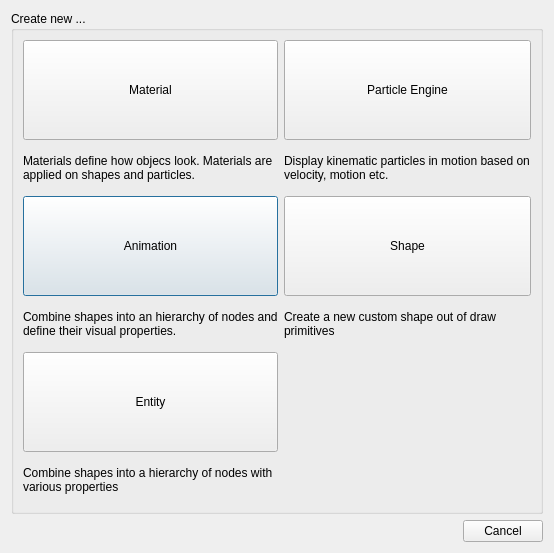
The window that editor/gui/dlgnew.ui (ensisoft/detonator) describes before a commit, drawn with Qt 5.
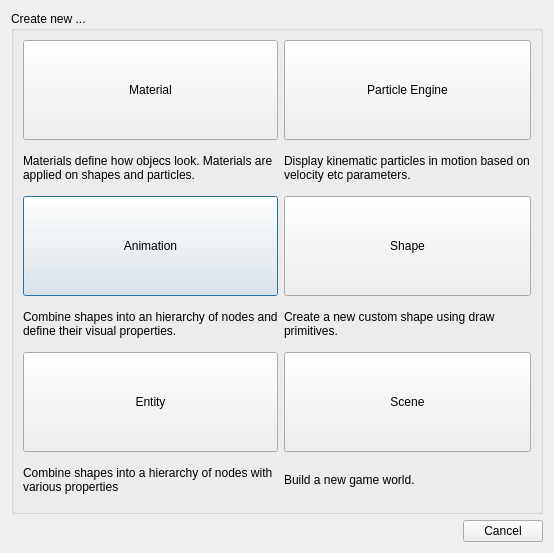
The same window after the commit. Icons and pictures are not drawn.

Commit message:
Add first version of a new SceneWidget for building game worlds
Add first version of a new SceneWidget for building game worlds.
The SceneWidget can be used to modify and work with a SceneClass
which defines the static (initial) structure of the game world.

Patch:
```diff
--- a/editor/gui/dlgnew.ui
+++ b/editor/gui/dlgnew.ui
@@ -138,7 +138,7 @@
         <item>
          <widget class="QLabel" name="label_4">
           <property name="text">
-           <string>Create a new custom shape out of draw primitives</string>
+           <string>Create a new custom shape using draw primitives.</string>
           </property>
           <property name="wordWrap">
            <bool>true</bool>
@@ -169,7 +169,7 @@
         <item>
          <widget class="QLabel" name="label_2">
           <property name="text">
-           <string>Display kinematic particles in motion based on velocity, motion etc.</string>
+           <string>Display kinematic particles in motion based on velocity etc parameters.</string>
           </property>
           <property name="wordWrap">
            <bool>true</bool>
@@ -209,6 +209,37 @@
         </item>
        </layout>
       </item>
+      <item row="2" column="1">
+       <layout class="QVBoxLayout" name="verticalLayout_7">
+        <item>
+         <widget class="QPushButton" name="btnScene">
+          <property name="minimumSize">
+           <size>
+            <width>150</width>
+            <height>100</height>
+           </size>
+          </property>
+          <property name="text">
+           <string>Scene</string>
+          </property>
+          <property name="icon">
+           <iconset resource="../resource/resource.qrc">
+            <normaloff>:/16x16_ico_png/scene.png</normaloff>:/16x16_ico_png/scene.png</iconset>
+          </property>
+         </widget>
+        </item>
+        <item>
+         <widget class="QLabel" name="label_6">
+          <property name="text">
+           <string>Build a new game world.</string>
+          </property>
+          <property name="wordWrap">
+           <bool>true</bool>
+          </property>
+         </widget>
+        </item>
+       </layout>
+      </item>
      </layout>
     </widget>
    </item>
```
Left out of the diff: 1 changed line with no effect on the pictures. The commit also changes 19 other files.
